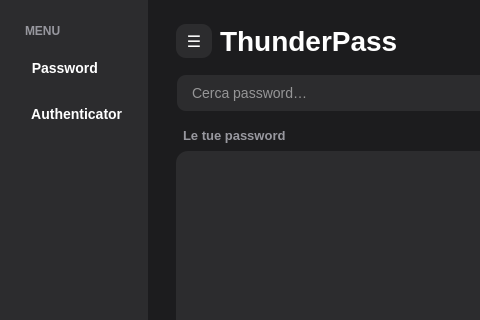
Old version of the form src/vaultwindow.ui in the repository IlTocche/ThunderPass; both pictures show x 0 to 480 and y 0 to 320 of the 1000 by 620 pixel window.
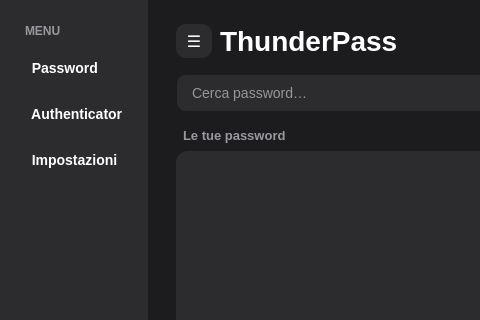
New version of the form.

Commit message: Add Settings page to side menu

Patch:
```diff
--- a/src/vaultwindow.ui
+++ b/src/vaultwindow.ui
@@ -44,7 +44,6 @@
     padding: 4px 10px;
 }
 
-/* Bottoni principali (i tuoi) */
 QPushButton {
     background-color: #0a84ff;
     color: #ffffff;
@@ -62,7 +61,6 @@
     background-color: #0066d6;
 }
 
-/* Logout (il tuo stile) */
 QPushButton#logoutButton {
     background-color: transparent;
     color: #98989f;
@@ -76,7 +74,6 @@
     background-color: #3a3a3c;
 }
 
-/* Bottone menu ☰ */
 QPushButton#toggleMenuButton {
     background-color: #2c2c2e;
     color: #ffffff;
@@ -91,9 +88,9 @@
     background-color: #3a3a3c;
 }
 
-/* Voci del menu laterale */
 QPushButton#passwordsNavButton,
-QPushButton#authenticatorNavButton {
+QPushButton#authenticatorNavButton,
+QPushButton#settingsNavButton {
     background-color: transparent;
     color: #ffffff;
     text-align: left;
@@ -103,19 +100,16 @@
     font-weight: 500;
 }
 QPushButton#passwordsNavButton:hover,
-QPushButton#authenticatorNavButton:hover {
+QPushButton#authenticatorNavButton:hover,
+QPushButton#settingsNavButton:hover {
     background-color: #3a3a3c;
 }
 
-/* Menu laterale */
 QFrame#sideMenu {
     background-color: #2c2c2e;
     border: none;
-    border-top-right-radius: 0px;
-    border-bottom-right-radius: 0px;
 }
 
-/* Ricerca (la tua) */
 QLineEdit#searchEdit {
     background-color: #2c2c2e;
     border: 2px solid transparent;
@@ -131,7 +125,6 @@
     border: 2px solid rgba(10, 132, 255, 60%);
 }
 
-/* Elenco (il tuo) */
 QListWidget {
     background-color: #2c2c2e;
     border: none;
@@ -156,7 +149,6 @@
     background-color: #48484a;
 }
 
-/* Scrollbar (le tue) */
 QScrollBar:vertical {
     background: transparent;
     width: 10px;
@@ -216,6 +208,12 @@
          <property name="cursor"><cursorShape>PointingHandCursor</cursorShape></property>
         </widget>
        </item>
+       <item>
+        <widget class="QPushButton" name="settingsNavButton">
+         <property name="text"><string>  Impostazioni</string></property>
+         <property name="cursor"><cursorShape>PointingHandCursor</cursorShape></property>
+        </widget>
+       </item>
        <item>
         <spacer name="sideSpacer">
          <property name="orientation"><enum>Qt::Vertical</enum></property>
```
Left out of the diff: 8 changed lines with no effect on the pictures. The commit also changes 2 other files.
